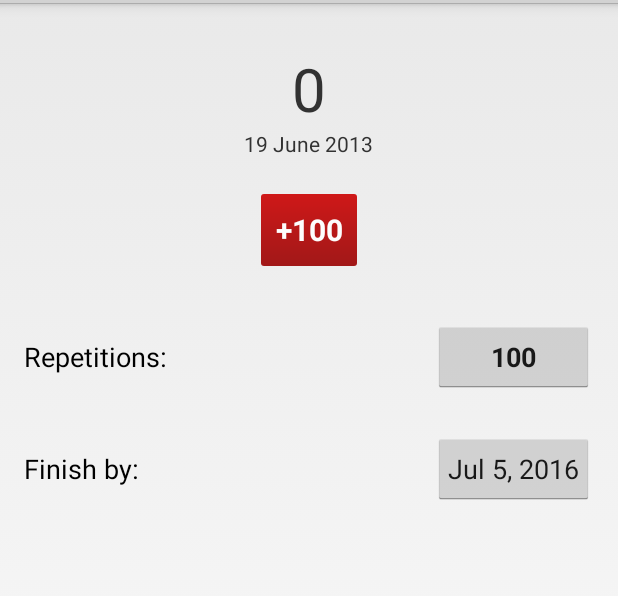
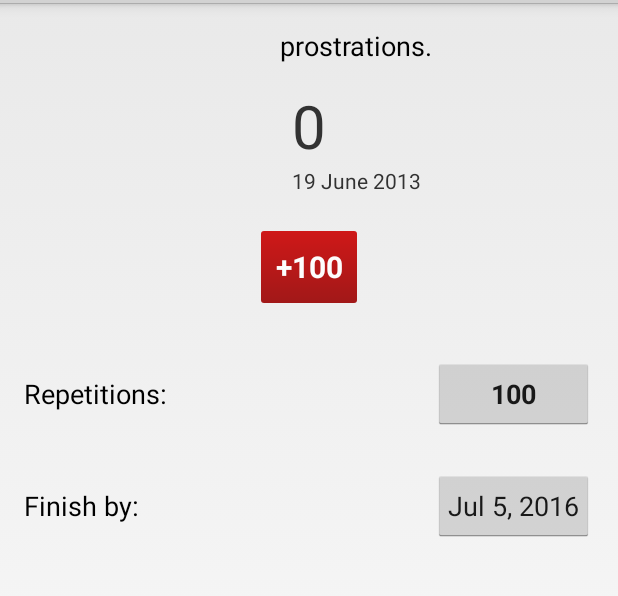
Before and after one commit to jwaga/esmnyndrovnik, an Android app: the screen it shows after launch (MainActivity), on a phone screen of 412 x 824 dp, the part 69-665 px from its top. Run offline under Robolectric (Android 15) with nearby library versions, the phone set to English and light mode, and no system bars.

Commit message:
Add pager view with one fragment per practice

```diff
--- a/ESMNyndrovnik/src/main/java/pl/eastsidemandala/nyndrovnik/MainActivity.java
+++ b/ESMNyndrovnik/src/main/java/pl/eastsidemandala/nyndrovnik/MainActivity.java
@@ -1,6 +1,7 @@
 package pl.eastsidemandala.nyndrovnik;
 import android.os.Bundle;
 import android.support.v4.app.FragmentActivity;
+import android.support.v4.view.ViewPager;
 
 /**
  * Created by konrad on 13.06.2013.
@@ -10,9 +11,17 @@ public class MainActivity extends FragmentActivity {
     protected void onCreate(Bundle savedInstanceState) {
         super.onCreate(savedInstanceState);
         setContentView(R.layout.main_activity);
-        if (savedInstanceState == null) {
-            getSupportFragmentManager().beginTransaction().add(R.id.main_layout, new NyndroFragment()).commit();
-        }
+//        if (null == savedInstanceState) {
+//            NyndroFragment fragment = new NyndroFragment();
+//            fragment.setPractice(NyndroFragment.PROSTRATIONS);
+//            Bundle args = new Bundle();
+//            args.putString("practice", NyndroFragment.Practice.PROSTRATIONS.toString());
+//            fragment.setArguments(args);
+//            getSupportFragmentManager().beginTransaction().add(R.id.main_layout, fragment).commit();
+            PracticePagerAdapter adapter = new PracticePagerAdapter(getSupportFragmentManager());
+            ViewPager pager = (ViewPager) findViewById(R.id.pager);
+            pager.setAdapter(adapter);
+//        }
     }
 
 }
--- a/ESMNyndrovnik/src/main/java/pl/eastsidemandala/nyndrovnik/NyndroFragment.java
+++ b/ESMNyndrovnik/src/main/java/pl/eastsidemandala/nyndrovnik/NyndroFragment.java
@@ -5,6 +5,7 @@ import android.content.Context;
 import android.content.SharedPreferences;
 import android.os.Bundle;
 import android.support.v4.app.Fragment;
+import android.util.Log;
 import android.view.LayoutInflater;
 import android.view.Menu;
 import android.view.MenuInflater;
@@ -20,12 +21,33 @@ import java.text.SimpleDateFormat;
 import java.util.Calendar;
 import java.util.Date;
 
+
 // TODO: encapsulate mPace and round to full hundreds on set
 public class NyndroFragment extends Fragment implements View.OnClickListener {
 
-    public static final String PROSTRATIONS_COUNTER_KEY = "prostrations_counter";
-    public static final String DATE_OF_LAST_PRACTICE_KEY = "date_of_last_practice";
-    public static final String PROSTRATIONS_PACE_KEY = "prostrations_pace";
+    public static final String COUNTER_KEY = "_counter";
+    public static final String DATE_OF_LAST_PRACTICE_KEY = "_date_of_last_practice";
+    public static final String PACE_KEY = "_pace";
+
+    public static final String PROSTRATIONS = "prostrations";
+    public static final String DIAMOND_MIND = "diamond_mind";
+    public static final String MANDALA_OFFERING = "mandala_offering";
+    public static final String GURU_YOGA = "guru_yoga";
+
+    public static enum Practice {
+        PROSTRATIONS(R.string.prostrations),
+        DIAMOND_MIND(R.string.diamond_mind),
+        MANDALA_OFFERING(R.string.mandala_offering),
+        GURU_YOGA(R.string.guru_yoga);
+        int name_res;
+        Practice(int name_res) {
+            this.name_res = name_res;
+        }
+        public int getNameRes() {
+            return this.name_res;
+        }
+    }
+
 
     private static final int DEFAULT_PACE = 100;
 
@@ -34,6 +56,7 @@ public class NyndroFragment extends Fragment implements View.OnClickListener {
     private Date mDateOfLastPractice;
     private Date mProjectedFinishDate;
     private DateFormat mDateFormat = SimpleDateFormat.getDateInstance();
+    private Practice mPractice;
 
     // accessors
     public int getmMainCounter() {
@@ -67,26 +90,46 @@ public class NyndroFragment extends Fragment implements View.OnClickListener {
     }
 
     // Overriden superclass methods
+
+
+    @Override
+    public void onCreate(Bundle savedInstanceState) {
+        super.onCreate(savedInstanceState);
+        mPractice = Practice.valueOf(getArguments().getString("practice"));
+        Log.d(getTag(), "Fragment created:" + mPractice.toString());
+        setRetainInstance(true);
+    }
+
     @Override
     public View onCreateView(LayoutInflater inflater, ViewGroup container, Bundle savedInstanceState) {
         return inflater.inflate(R.layout.nyndro_fragment, container, false);
     }
 
     @Override
-    public void onResume() {
-        super.onResume();
+    public void onActivityCreated(Bundle savedInstanceState) {
+        super.onActivityCreated(savedInstanceState);
+        Log.d(getTag(), "fragment.onActivityCreated:" + mPractice);
+        TextView name =  (TextView) getView().findViewById(R.id.practice_name);
+        name.setText(mPractice.getNameRes());
         getView().findViewById(R.id.add_repetitions_button).setOnClickListener(this);
         getView().findViewById(R.id.pace_button).setOnClickListener(this);
         getView().findViewById(R.id.date_button).setOnClickListener(this);
         SharedPreferences prefs = getActivity().getPreferences(Context.MODE_PRIVATE);
-        setmMainCounter(prefs.getInt(PROSTRATIONS_COUNTER_KEY, 0));
-        mPace = prefs.getInt(PROSTRATIONS_PACE_KEY, DEFAULT_PACE);
-        long date = prefs.getLong(DATE_OF_LAST_PRACTICE_KEY, 0);
+        setmMainCounter(prefs.getInt(mPractice + COUNTER_KEY, 0));
+        mPace = prefs.getInt(mPractice + PACE_KEY, DEFAULT_PACE);
+        long date = prefs.getLong(mPractice + DATE_OF_LAST_PRACTICE_KEY, 0);
         mDateOfLastPractice = new Date();
         if (date > 0) { mDateOfLastPractice.setTime(date); }
+        else { }
 //        setUpSpinner();
         computeProjectedFinishDate();
         refresh();
+    }
+
+    @Override
+    public void onResume() {
+        super.onResume();
+
     }
 
 
@@ -94,18 +137,18 @@ public class NyndroFragment extends Fragment implements View.OnClickListener {
     public void onStop() {
         super.onStop();
        getActivity().getPreferences(Context.MODE_PRIVATE).edit()
-                .putInt(PROSTRATIONS_COUNTER_KEY, getmMainCounter())
-                .putLong(DATE_OF_LAST_PRACTICE_KEY, mDateOfLastPractice.getTime())
-                .putInt(PROSTRATIONS_PACE_KEY, mPace)
+                .putInt(mPractice.toString() + COUNTER_KEY, getmMainCounter())
+                .putLong(mPractice.toString() + DATE_OF_LAST_PRACTICE_KEY, mDateOfLastPractice.getTime())
+                .putInt(mPractice.toString() + PACE_KEY, mPace)
                 .commit();
     }
 
     @Override
     public void onSaveInstanceState(Bundle outState) {
         super.onSaveInstanceState(outState);
-        outState.putInt(PROSTRATIONS_COUNTER_KEY, mMainCounter);
-        outState.putInt(PROSTRATIONS_PACE_KEY, mPace);
-        outState.putLong(DATE_OF_LAST_PRACTICE_KEY, mDateOfLastPractice.getTime());
+        outState.putInt(mPractice.toString() + COUNTER_KEY, mMainCounter);
+        outState.putInt(mPractice.toString() + PACE_KEY, mPace);
+        outState.putLong(mPractice.toString() + DATE_OF_LAST_PRACTICE_KEY, mDateOfLastPractice.getTime());
     }
 
 
--- /dev/null
+++ b/ESMNyndrovnik/src/main/java/pl/eastsidemandala/nyndrovnik/PracticePagerAdapter.java
@@ -0,0 +1,29 @@
+package pl.eastsidemandala.nyndrovnik;
+
+import android.os.Bundle;
+import android.support.v4.app.Fragment;
+import android.support.v4.app.FragmentManager;
+import android.support.v4.app.FragmentPagerAdapter;
+
+/**
+ * Created by konrad on 14.06.2013.
+ */
+public class PracticePagerAdapter extends FragmentPagerAdapter {
+    public PracticePagerAdapter(FragmentManager fm) {
+        super(fm);
+    }
+
+    @Override
+    public Fragment getItem(int i) {
+        NyndroFragment fragment = new NyndroFragment();
+        Bundle args = new Bundle();
+        args.putString("practice", NyndroFragment.Practice.values()[i].toString());
+        fragment.setArguments(args);
+        return fragment;
+    }
+
+    @Override
+    public int getCount() {
+        return 4;
+    }
+}
--- a/ESMNyndrovnik/src/main/res/layout/main_activity.xml
+++ b/ESMNyndrovnik/src/main/res/layout/main_activity.xml
@@ -5,5 +5,9 @@
               android:orientation="vertical"
               android:layout_width="match_parent"
               android:layout_height="match_parent">
+    <android.support.v4.view.ViewPager android:id="@+id/pager"
+               android:layout_width="match_parent"
+               android:layout_height="match_parent"
+               />
 
 </LinearLayout>
--- a/ESMNyndrovnik/src/main/res/layout/nyndro_fragment.xml
+++ b/ESMNyndrovnik/src/main/res/layout/nyndro_fragment.xml
@@ -9,16 +9,24 @@
     tools:context=".MainActivity"
     android:focusableInTouchMode="true"
         >
-
+    <TextView
+        android:id="@+id/practice_name"
+        android:textAppearance="?android:attr/textAppearanceMedium"
+        android:text="Prostrations"
+        android:layout_height="wrap_content"
+        android:layout_width="wrap_content"
+        android:layout_alignParentTop="true"
+        android:layout_toLeftOf="@+id/pace_button"/>
     <TextView
         android:layout_width="wrap_content"
         android:layout_height="wrap_content"
         android:id="@+id/main_counter"
         android:textSize="40sp"
-        android:text="8 700"
+        android:text="100 000"
         android:layout_marginTop="14dp"
-        android:layout_alignParentTop="true"
-        android:layout_centerHorizontal="true"/>
+        android:layout_alignParentTop="false"
+        android:layout_centerHorizontal="true"
+        android:layout_below="@+id/practice_name"/>
 
     <Button
             android:layout_width="wrap_content"
@@ -42,7 +50,7 @@
             android:text="2012 XII 12"
             android:id="@+id/date_of_last_practice"
             android:layout_below="@+id/main_counter"
-            android:layout_centerHorizontal="true"/>
+            android:layout_alignLeft="@+id/main_counter"/>
 
     <TextView
             android:layout_width="wrap_content"
--- a/ESMNyndrovnik/src/main/res/values/strings.xml
+++ b/ESMNyndrovnik/src/main/res/values/strings.xml
@@ -20,5 +20,8 @@
     <string name="finished">Finished!</string>
     <string name="action_edit_pace">Edit repetitions per day</string>
     <string name="action_add_repetitions">Add different number</string>
+    <string name="diamond_mind">Diamond Mind</string>
+    <string name="mandala_offering">Mandala Offering</string>
+    <string name="guru_yoga">Guru Yoga</string>
 
 </resources>
```
Also changed, not shown: 4 other files.
